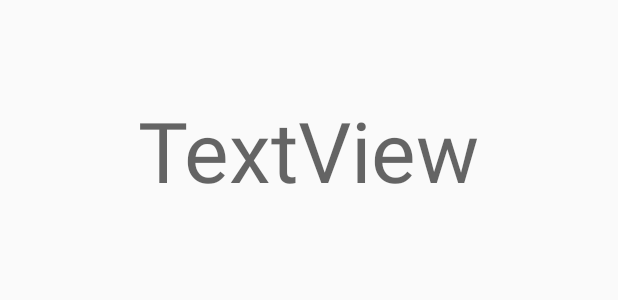
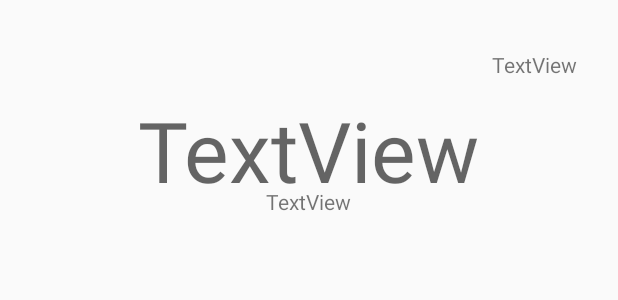
Before and after one commit to charleychau/MooveIt, an Android app: the layout activity_game.xml on its own in the app's theme, with its tools: preview values and no code run, on a phone screen of 412 x 824 dp. Shown: the top 300 px of the screen. Run offline under Robolectric (Android 15) with nearby library versions, the phone set to English and light mode, and no system bars.

Commit message:
added basic logic for gesture generation and game start timer

```diff
--- a/app/src/main/res/layout/activity_game.xml
+++ b/app/src/main/res/layout/activity_game.xml
@@ -8,11 +8,30 @@
 
     <TextView
         android:text="TextView"
-        android:layout_width="250dp"
         android:layout_height="200dp"
         android:gravity="center"
         android:id="@+id/playTimer"
         android:layout_alignParentTop="true"
         android:layout_centerHorizontal="true"
-        android:textAppearance="@style/TextAppearance.AppCompat.Display3" />
+        android:textAppearance="@style/TextAppearance.AppCompat.Display3"
+        android:layout_width="350dp" />
+
+    <TextView
+        android:text="TextView"
+        android:layout_width="wrap_content"
+        android:layout_height="wrap_content"
+        android:layout_alignParentTop="true"
+        android:layout_alignParentEnd="true"
+        android:layout_marginEnd="27dp"
+        android:layout_marginTop="33dp"
+        android:id="@+id/scoreView" />
+
+    <TextView
+        android:text="TextView"
+        android:layout_width="wrap_content"
+        android:layout_height="wrap_content"
+        android:id="@+id/gestureInstruction"
+        android:layout_marginBottom="56dp"
+        android:layout_alignBottom="@+id/playTimer"
+        android:layout_centerHorizontal="true" />
 </RelativeLayout>
--- a/app/src/main/res/layout/activity_settings.xml
+++ b/app/src/main/res/layout/activity_settings.xml
@@ -8,6 +8,7 @@
     android:paddingLeft="@dimen/activity_horizontal_margin"
     android:paddingRight="@dimen/activity_horizontal_margin"
     android:paddingTop="@dimen/activity_vertical_margin"
+    android:background="@drawable/background"
     tools:context="com.example.charleychau.myapplication.Settings">
 
 </RelativeLayout>
--- a/app/src/main/res/layout/activity_tutorial.xml
+++ b/app/src/main/res/layout/activity_tutorial.xml
@@ -8,6 +8,7 @@
     android:paddingLeft="@dimen/activity_horizontal_margin"
     android:paddingRight="@dimen/activity_horizontal_margin"
     android:paddingTop="@dimen/activity_vertical_margin"
+    android:background="@drawable/background"
     tools:context="com.example.charleychau.myapplication.Tutorial">
 
 </RelativeLayout>
```
Also changed, not shown: app/build.gradle (+5 -3 lines), app/src/main/java/com/example/charleychau/myapplication/Game.java (+46 -1 lines).
